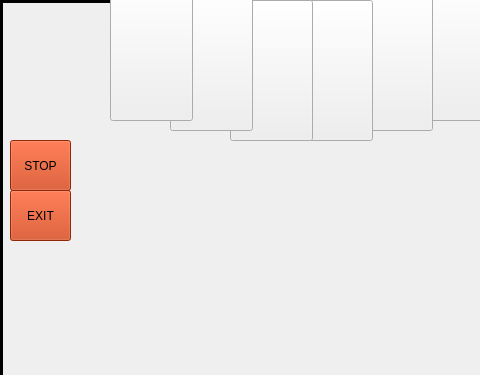
First picture: the form in SkullKing/server.ui, repository faezehghiasi/SkullKing_Game, before the edit; both pictures show x 0 to 480 and y 0 to 375 of the 630 by 700 pixel window.
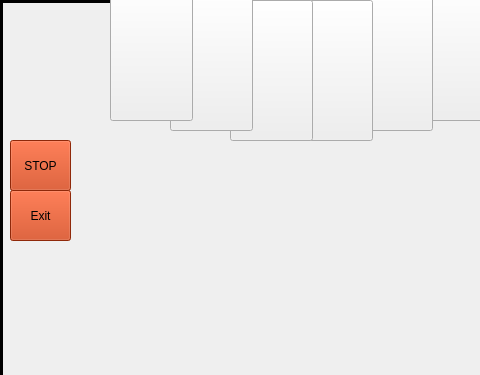
Second picture: the form after the edit. Icons and pictures are not drawn.

Commit message: end push button was created and readyread slot updated

Patch:
```diff
--- a/SkullKing/server.ui
+++ b/SkullKing/server.ui
@@ -140,24 +140,6 @@
       <string/>
      </property>
     </widget>
-    <widget class="QPushButton" name="pushButton_8">
-     <property name="geometry">
-      <rect>
-       <x>10</x>
-       <y>190</y>
-       <width>61</width>
-       <height>51</height>
-      </rect>
-     </property>
-     <property name="styleSheet">
-      <string notr="true">background-color: rgb(200, 56, 12);
-color: rgb(0, 0, 0);
-font: 600 10pt &quot;Sitka Small Semibold&quot;;</string>
-     </property>
-     <property name="text">
-      <string>EXIT</string>
-     </property>
-    </widget>
     <widget class="QPushButton" name="pushButton_9">
      <property name="geometry">
       <rect>
@@ -176,6 +158,24 @@
       <string>STOP</string>
      </property>
     </widget>
+    <widget class="QPushButton" name="pushButton_7">
+     <property name="geometry">
+      <rect>
+       <x>10</x>
+       <y>190</y>
+       <width>61</width>
+       <height>51</height>
+      </rect>
+     </property>
+     <property name="styleSheet">
+      <string notr="true">background-color: rgb(200, 56, 12);
+color: rgb(0, 0, 0);
+font: 600 10pt &quot;Sitka Small Semibold&quot;;</string>
+     </property>
+     <property name="text">
+      <string>Exit</string>
+     </property>
+    </widget>
    </widget>
   </widget>
  </widget>
```
The commit also changes 4 other files.
